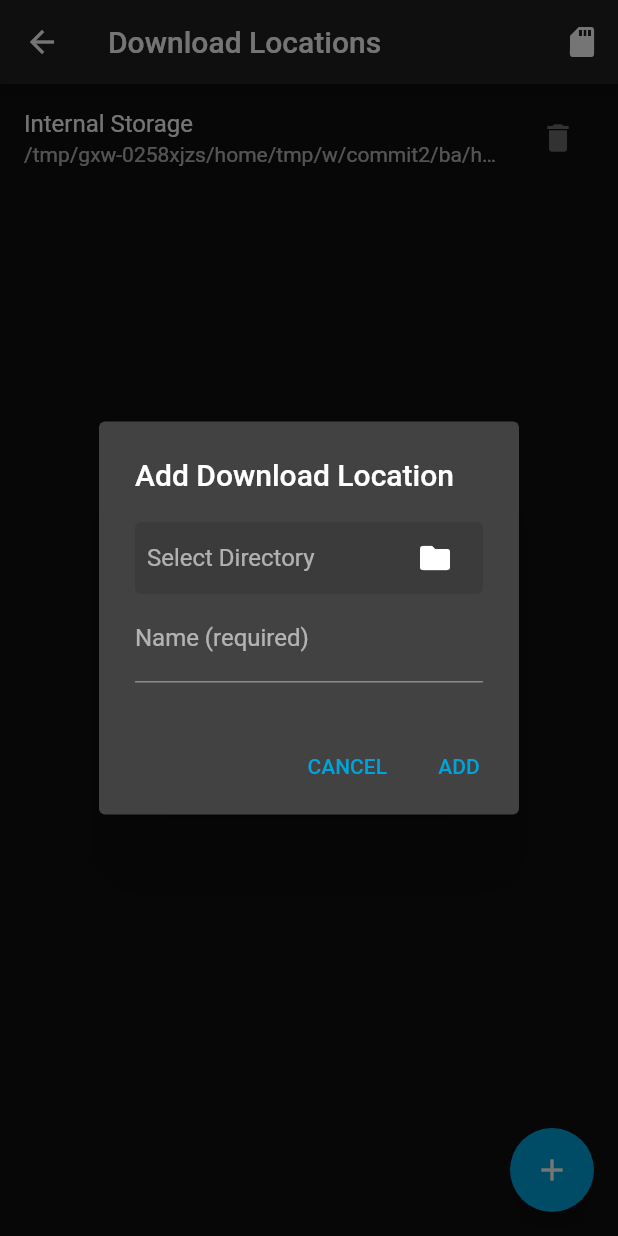
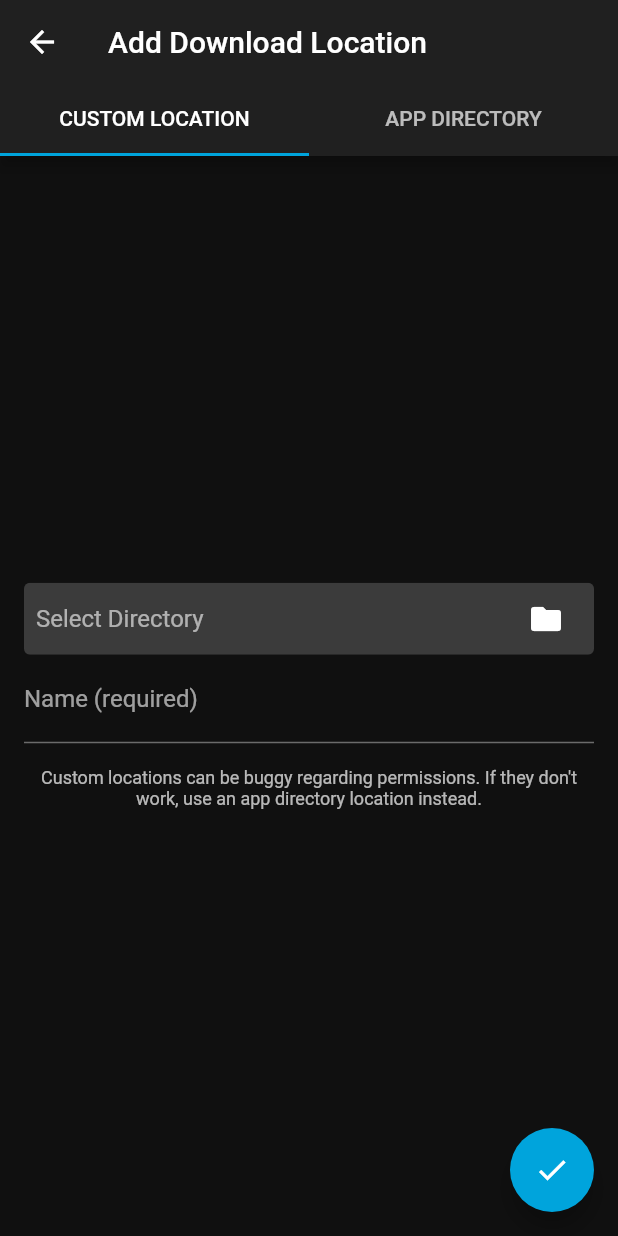
Before and after one commit to jmshrv/finamp, a Flutter app: the DownloadsSettingsScreen screen opened by its route, after a tap on the "add" icon, on a phone screen of 412 x 824 dp. Run offline on Flutter 3.47's test engine with Material 2 defaults, Android fonts, the phone set to English and light mode, and no system bars; our stand-ins replace audio_service, cached_network_image, chopper, device_info, file_picker, get_it and 6 more; missing offline and left inert: audio_session, clipboard, file_sizes, flutter_downloader, simple_gesture_detector; accounts and stored records are empty; generated files the repository leaves out were written again.

Commit message:
Added new storage selector

```diff
--- /dev/null
+++ b/lib/components/AddDownloadLocationScreen/CustomDownloadLocationForm.dart
@@ -0,0 +1,146 @@
+import 'dart:io';
+
+import 'package:file_picker/file_picker.dart';
+import 'package:flutter/material.dart';
+import 'package:provider/provider.dart';
+
+import '../../services/FinampSettingsHelper.dart';
+import '../../models/FinampModels.dart';
+import '../../generateMaterialColor.dart';
+
+class CustomDownloadLocationForm extends StatefulWidget {
+  const CustomDownloadLocationForm({Key key, @required this.formKey})
+      : super(key: key);
+
+  final Key formKey;
+
+  @override
+  _CustomDownloadLocationFormState createState() =>
+      _CustomDownloadLocationFormState();
+}
+
+class _CustomDownloadLocationFormState
+    extends State<CustomDownloadLocationForm> {
+  Directory selectedDirectory;
+  String name;
+
+  @override
+  Widget build(BuildContext context) {
+    return Form(
+      key: widget.formKey,
+      child: Column(
+        mainAxisSize: MainAxisSize.min,
+        children: [
+          FormField<Directory>(
+            builder: (field) {
+              return Column(
+                crossAxisAlignment: CrossAxisAlignment.start,
+                children: [
+                  ClipRRect(
+                    borderRadius: BorderRadius.all(Radius.circular(4)),
+                    child: Material(
+                      color: generateMaterialColor(
+                              Theme.of(context).dialogBackgroundColor)
+                          .shade600,
+                      child: Padding(
+                        padding: const EdgeInsets.symmetric(horizontal: 8.0),
+                        child: Row(
+                          mainAxisAlignment: MainAxisAlignment.spaceBetween,
+                          children: [
+                            Expanded(
+                              child: Text(
+                                selectedDirectory == null
+                                    ? "Select Directory"
+                                    : selectedDirectory.path.replaceFirst(
+                                        selectedDirectory.parent.path + "/",
+                                        ""),
+                                overflow: TextOverflow.ellipsis,
+                                maxLines: 1,
+                                style: selectedDirectory == null
+                                    ? Theme.of(context)
+                                        .textTheme
+                                        .subtitle1
+                                        .copyWith(
+                                          color: Theme.of(context).hintColor,
+                                        )
+                                    : Theme.of(context).textTheme.subtitle1,
+                              ),
+                            ),
+                            IconButton(
+                                icon: Icon(Icons.folder),
+                                onPressed: () async {
+                                  String newPath = await FilePicker.platform
+                                      .getDirectoryPath();
+
+                                  if (newPath != null) {
+                                    setState(() {
+                                      selectedDirectory = Directory(newPath);
+                                    });
+                                  }
+                                }),
+                          ],
+                        ),
+                      ),
+                    ),
+                  ),
+                  if (field.hasError)
+                    Padding(
+                      padding: const EdgeInsets.fromLTRB(0, 4, 0, 0),
+                      child: Text(
+                        field.errorText,
+                        style: Theme.of(context)
+                            .textTheme
+                            .caption
+                            .copyWith(color: Theme.of(context).errorColor),
+                      ),
+                    ),
+                ],
+              );
+            },
+            validator: (_) {
+              if (selectedDirectory == null) {
+                return "Required";
+              }
+
+              if (selectedDirectory.path == "/") {
+                return "Paths that return \"/\" can't be used";
+              }
+
+              // This checks if the chosen directory is empty
+              if (selectedDirectory
+                      .listSync()
+                      .where((event) => !event.path
+                          .replaceFirst(selectedDirectory.path, "")
+                          .contains("."))
+                      .length >
+                  0) {
+                return "Directory must be empty";
+              }
+              return null;
+            },
+            onSaved: (_) {
+              context.read<DownloadLocation>().path = selectedDirectory.path;
+            },
+          ),
+          TextFormField(
+            decoration: InputDecoration(labelText: "Name (required)"),
+            validator: (value) {
+              if (value.isEmpty) {
+                return "Required";
+              }
+              return null;
+            },
+            onSaved: (newValue) =>
+                context.read<DownloadLocation>().name = newValue,
+          ),
+          Padding(padding: const EdgeInsets.all(8.0)),
+          Text(
+            "Custom locations can be buggy regarding permissions. If they don't work, use an app directory location instead.",
+            textAlign: TextAlign.center,
+            style: Theme.of(context).textTheme.caption,
+          ),
+        ],
+      ),
+    );
+  }
+}
--- a/lib/components/DownloadLocationSettingsScreen/AddDownloadLocationDialog.dart
+++ /dev/null
@@ -1,164 +0,0 @@
-import 'dart:io';
-
-import 'package:file_picker/file_picker.dart';
-import 'package:flutter/material.dart';
-import 'package:hive/hive.dart';
-
-import '../../services/FinampSettingsHelper.dart';
-import '../../models/FinampModels.dart';
-import '../../generateMaterialColor.dart';
-
-class AddDownloadLocationDialog extends StatefulWidget {
-  const AddDownloadLocationDialog({Key key}) : super(key: key);
-
-  @override
-  _AddDownloadLocationDialogState createState() =>
-      _AddDownloadLocationDialogState();
-}
-
-class _AddDownloadLocationDialogState extends State<AddDownloadLocationDialog> {
-  final _formKey = GlobalKey<FormState>();
-  Directory selectedDirectory;
-  String name;
-
-  @override
-  Widget build(BuildContext context) {
-    return AlertDialog(
-      title: Text("Add Download Location"),
-      content: Form(
-        key: _formKey,
-        child: Column(
-          mainAxisSize: MainAxisSize.min,
-          children: [
-            FormField<Directory>(
-              builder: (field) {
-                return Column(
-                  crossAxisAlignment: CrossAxisAlignment.start,
-                  children: [
-                    ClipRRect(
-                      borderRadius: BorderRadius.all(Radius.circular(4)),
-                      child: Material(
-                        color: generateMaterialColor(
-                                Theme.of(context).dialogBackgroundColor)
-                            .shade600,
-                        child: Padding(
-                          padding: const EdgeInsets.symmetric(horizontal: 8.0),
-                          child: Row(
-                            mainAxisAlignment: MainAxisAlignment.spaceBetween,
-                            children: [
-                              Expanded(
-                                child: Text(
-                                  selectedDirectory == null
-                                      ? "Select Directory"
-                                      : selectedDirectory.path.replaceFirst(
-                                          selectedDirectory.parent.path + "/",
-                                          ""),
-                                  overflow: TextOverflow.ellipsis,
-                                  maxLines: 1,
-                                  style: selectedDirectory == null
-                                      ? Theme.of(context)
-                                          .textTheme
-                                          .subtitle1
-                                          .copyWith(
-                                            color: Theme.of(context).hintColor,
-                                          )
-                                      : Theme.of(context).textTheme.subtitle1,
-                                ),
-                              ),
-                              IconButton(
-                                  icon: Icon(Icons.folder),
-                                  onPressed: () async {
-                                    String newPath = await FilePicker.platform
-                                        .getDirectoryPath();
-
-                                    print(newPath);
-
-                                    if (newPath != null) {
-                                      setState(() {
-                                        selectedDirectory = Directory(newPath);
-                                      });
-                                    }
-                                  }),
-                            ],
-                          ),
-                        ),
-                      ),
-                    ),
-                    if (field.hasError)
-                      Padding(
-                        padding: const EdgeInsets.fromLTRB(0, 4, 0, 0),
-                        child: Text(
-                          field.errorText,
-                          style: Theme.of(context)
-                              .textTheme
-                              .caption
-                              .copyWith(color: Theme.of(context).errorColor),
-                        ),
-                      ),
-                  ],
-                );
-              },
-              validator: (_) {
-                if (selectedDirectory == null) {
-                  return "Required";
-                }
-
-                if (selectedDirectory.path == "/") {
-                  return "Paths that return \"/\" can't be used";
-                }
-
-                // This checks if the chosen directory is empty
-                if (selectedDirectory
-                        .listSync()
-                        .where((event) => !event.path
-                            .replaceFirst(selectedDirectory.path, "")
-                            .contains("."))
-                        .length >
-                    0) {
-                  return "Directory must be empty";
-                }
-                return null;
-              },
-            ),
-            TextFormField(
-              decoration: InputDecoration(labelText: "Name (required)"),
-              validator: (value) {
-                if (value.isEmpty) {
-                  return "Required";
-                }
-                return null;
-              },
-              onSaved: (newValue) => name = newValue,
-            ),
-          ],
-        ),
-      ),
-      actions: [
-        TextButton(
-          onPressed: () => Navigator.of(context).pop(),
-          child: Text("CANCEL"),
-        ),
-        TextButton(
-          onPressed: () {
-            if (_formKey.currentState.validate()) {
-              _formKey.currentState.save();
-              FinampSettings finampSettings =
-                  FinampSettingsHelper.finampSettings;
-              finampSettings.downloadLocations.add(DownloadLocation(
-                name: name,
-                path: selectedDirectory.path,
-                useHumanReadableNames: true,
-                deletable: true,
-              ));
-
-              Hive.box<FinampSettings>("FinampSettings")
-                  .put("FinampSettings", finampSettings);
-              Navigator.of(context).pop();
-            }
-          },
-          child: Text("ADD"),
-        )
-      ],
-    );
-  }
-}
--- a/lib/main.dart
+++ b/lib/main.dart
@@ -21,6 +21,7 @@ import 'screens/LogsScreen.dart';
 import 'screens/SettingsScreen.dart';
 import 'screens/TranscodingSettingsScreen.dart';
 import 'screens/DownloadLocationsSettingsScreen.dart';
+import 'screens/AddDownloadLocationScreen.dart';
 import 'services/AudioServiceHelper.dart';
 import 'services/JellyfinApiData.dart';
 import 'services/DownloadsHelper.dart';
@@ -191,6 +192,8 @@ class Finamp extends StatelessWidget {
             "/settings/transcoding": (context) => TranscodingSettingsScreen(),
             "/settings/downloadlocations": (context) =>
                 DownloadsSettingsScreen(),
+            "/settings/downloadlocations/add": (context) =>
+                AddDownloadLocationScreen(),
           },
           initialRoute: "/",
           darkTheme: ThemeData(
--- /dev/null
+++ b/lib/screens/AddDownloadLocationScreen.dart
@@ -0,0 +1,121 @@
+import 'package:flutter/material.dart';
+import 'package:hive/hive.dart';
+import 'package:provider/provider.dart';
+
+import '../components/AddDownloadLocationScreen/CustomDownloadLocationForm.dart';
+import '../components/AddDownloadLocationScreen/AppDirectoryLocationForm.dart';
+import '../models/FinampModels.dart';
+import '../services/FinampSettingsHelper.dart';
+
+class AddDownloadLocationScreen extends StatefulWidget {
+  const AddDownloadLocationScreen({Key key}) : super(key: key);
+
+  @override
+  _AddDownloadLocationScreenState createState() =>
+      _AddDownloadLocationScreenState();
+}
+
+class _AddDownloadLocationScreenState extends State<AddDownloadLocationScreen>
+    with SingleTickerProviderStateMixin {
+  static const List<Tab> tabs = [
+    Tab(text: "CUSTOM LOCATION"),
+    Tab(text: "APP DIRECTORY"),
+  ];
+
+  final customLocationFormKey = GlobalKey<FormState>();
+  final appDirectoryFormKey = GlobalKey<FormState>();
+
+  TabController _tabController;
+
+  @override
+  void initState() {
+    super.initState();
+    _tabController = new TabController(vsync: this, length: tabs.length);
+  }
+
+  @override
+  void dispose() {
+    _tabController.dispose();
+    super.dispose();
+  }
+
+  @override
+  Widget build(BuildContext context) {
+    return Provider<DownloadLocation>(
+      create: (_) => DownloadLocation(
+        name: null,
+        deletable: true,
+        path: null,
+        useHumanReadableNames: null,
+      ),
+      builder: (context, _) {
+        return Scaffold(
+          appBar: AppBar(
+            title: Text("Add Download Location"),
+            bottom: TabBar(
+              controller: _tabController,
+              tabs: tabs,
+            ),
+          ),
+          floatingActionButton: FloatingActionButton(
+            child: Icon(Icons.check),
+            onPressed: () {
+              bool isValidated = false;
+
+              // If _tabController.index is 0, we are on the custom location tab.
+              // If not, we are on the app directory tab.
+              if (_tabController.index == 0) {
+                if (customLocationFormKey.currentState.validate()) {
+                  customLocationFormKey.currentState.save();
+                  // If we're saving to a custom location, we want to use human readable names.
+                  // With app dir locations, we don't use human readable names.
+                  context.read<DownloadLocation>().useHumanReadableNames = true;
+                  isValidated = true;
+                }
+              } else {
+                if (appDirectoryFormKey.currentState.validate()) {
+                  appDirectoryFormKey.currentState.save();
+                  context.read<DownloadLocation>().useHumanReadableNames =
+                      false;
+                  isValidated = true;
+                }
+              }
+
+              // We set a variable called isValidated so that we don't have to copy this logic into each validate()
+              if (isValidated) {
+                FinampSettings finampSettings =
+                    FinampSettingsHelper.finampSettings;
+
+                finampSettings.downloadLocations
+                    .add(context.read<DownloadLocation>());
+
+                Hive.box<FinampSettings>("FinampSettings")
+                    .put("FinampSettings", finampSettings);
+                Navigator.of(context).pop();
+              }
+            },
+          ),
+          body: TabBarView(
+            controller: _tabController,
+            children: [
+              Center(
+                child: Padding(
+                  padding: const EdgeInsets.all(16.0),
+                  child: CustomDownloadLocationForm(
+                    formKey: customLocationFormKey,
+                  ),
+                ),
+              ),
+              Center(
+                child: Padding(
+                  padding: const EdgeInsets.all(16.0),
+                  child: AppDirectoryLocationForm(formKey: appDirectoryFormKey),
+                ),
+              ),
+            ],
+          ),
+        );
+      },
+    );
+  }
+}
--- a/lib/screens/DownloadLocationsSettingsScreen.dart
+++ b/lib/screens/DownloadLocationsSettingsScreen.dart
@@ -1,8 +1,6 @@
 import 'package:flutter/material.dart';
 
 import '../components/DownloadLocationSettingsScreen/DownloadLocationList.dart';
-import '../components/DownloadLocationSettingsScreen/AddDownloadLocationDialog.dart';
-import '../components/DownloadLocationSettingsScreen/NewAddDownloadLocationDialog.dart';
 
 class DownloadsSettingsScreen extends StatelessWidget {
   const DownloadsSettingsScreen({Key key}) : super(key: key);
@@ -12,22 +10,11 @@ class DownloadsSettingsScreen extends StatelessWidget {
     return Scaffold(
       appBar: AppBar(
         title: Text("Download Locations"),
-        actions: [
-          IconButton(
-            icon: Icon(Icons.sd_storage),
-            onPressed: () => showDialog(
-              context: context,
-              builder: (context) => NewAddDownloadLocationDialog(),
-            ),
-          )
-        ],
       ),
       floatingActionButton: FloatingActionButton(
         child: Icon(Icons.add),
-        onPressed: () => showDialog(
-          context: context,
-          builder: (context) => AddDownloadLocationDialog(),
-        ),
+        onPressed: () =>
+            Navigator.of(context).pushNamed("/settings/downloadlocations/add"),
       ),
       body: DownloadLocationList(),
     );
--- a/pubspec.yaml
+++ b/pubspec.yaml
@@ -44,6 +44,7 @@ dependencies:
   clipboard: ^0.1.3
   file_picker: ^2.1.7
   permission_handler: ^5.1.0+2
+  provider: ^5.0.0
 
   # The following adds the Cupertino Icons font to your application.
   # Use with the CupertinoIcons class for iOS style icons.
```
Also changed, not shown: lib/components/AddDownloadLocationScreen/AppDirectoryLocationForm.dart (added, +100 -0 lines), lib/components/DownloadLocationSettingsScreen/NewAddDownloadLocationDialog.dart (deleted, +0 -111 lines), pubspec.lock.
